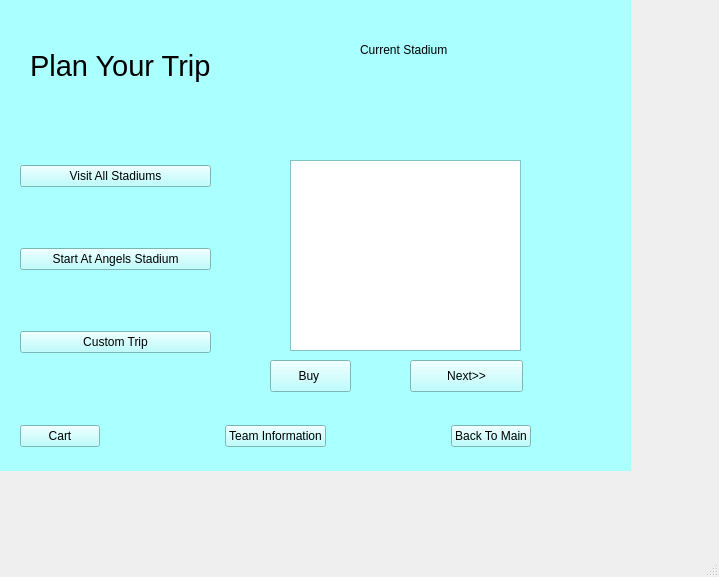
Xannada/Spring15Project2, file Type-P/mainwindow.ui: the form before one commit.
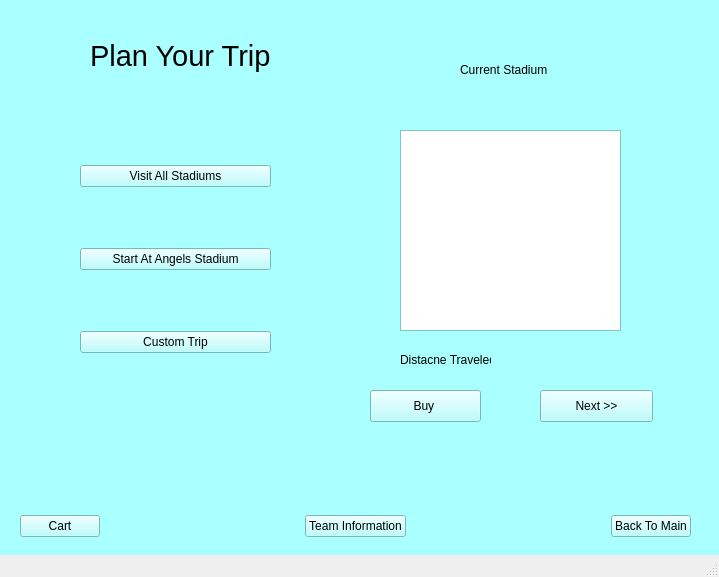
The form after the commit. The open tabs and pages were chosen to show the change. Icons and pictures are not drawn.

The edit to the form file:
```diff
--- a/Type-P/mainwindow.ui
+++ b/Type-P/mainwindow.ui
@@ -22,8 +22,8 @@
      <rect>
       <x>0</x>
       <y>0</y>
-      <width>631</width>
-      <height>471</height>
+      <width>721</width>
+      <height>571</height>
      </rect>
     </property>
     <property name="palette">
@@ -1118,8 +1118,8 @@
      <widget class="QLabel" name="label_11">
       <property name="geometry">
        <rect>
-        <x>30</x>
-        <y>40</y>
+        <x>90</x>
+        <y>30</y>
         <width>191</width>
         <height>51</height>
        </rect>
@@ -1136,10 +1136,10 @@
      <widget class="QStackedWidget" name="navigateTrip">
       <property name="geometry">
        <rect>
-        <x>250</x>
-        <y>20</y>
-        <width>311</width>
-        <height>391</height>
+        <x>350</x>
+        <y>40</y>
+        <width>321</width>
+        <height>401</height>
        </rect>
       </property>
       <property name="currentIndex">
@@ -1150,10 +1150,10 @@
        <widget class="QTableWidget" name="merchTable">
         <property name="geometry">
          <rect>
-          <x>40</x>
-          <y>140</y>
-          <width>231</width>
-          <height>191</height>
+          <x>50</x>
+          <y>90</y>
+          <width>221</width>
+          <height>201</height>
          </rect>
         </property>
         <property name="selectionMode">
@@ -1190,8 +1190,8 @@
         <property name="geometry">
          <rect>
           <x>20</x>
-          <y>340</y>
-          <width>81</width>
+          <y>350</y>
+          <width>111</width>
           <height>32</height>
          </rect>
         </property>
@@ -1202,14 +1202,40 @@
        <widget class="QPushButton" name="next">
         <property name="geometry">
          <rect>
-          <x>160</x>
-          <y>340</y>
+          <x>190</x>
+          <y>350</y>
           <width>113</width>
           <height>32</height>
          </rect>
         </property>
         <property name="text">
-         <string>Next&gt;&gt;</string>
+         <string>Next &gt;&gt;</string>
+        </property>
+       </widget>
+       <widget class="QLabel" name="label_16">
+        <property name="geometry">
+         <rect>
+          <x>50</x>
+          <y>310</y>
+          <width>91</width>
+          <height>20</height>
+         </rect>
+        </property>
+        <property name="text">
+         <string>Distacne Traveled:</string>
+        </property>
+       </widget>
+       <widget class="QLabel" name="traveledDist">
+        <property name="geometry">
+         <rect>
+          <x>170</x>
+          <y>310</y>
+          <width>101</width>
+          <height>21</height>
+         </rect>
+        </property>
+        <property name="text">
+         <string/>
         </property>
        </widget>
       </widget>
@@ -1343,7 +1369,7 @@
      <widget class="QWidget" name="layoutWidget">
       <property name="geometry">
        <rect>
-        <x>20</x>
+        <x>80</x>
         <y>110</y>
         <width>191</width>
         <height>301</height>
@@ -1377,8 +1403,8 @@
       <property name="geometry">
        <rect>
         <x>20</x>
-        <y>420</y>
-        <width>511</width>
+        <y>510</y>
+        <width>671</width>
         <height>32</height>
        </rect>
       </property>
```
Left out of the diff: 30 changed lines with no effect on the pictures.
